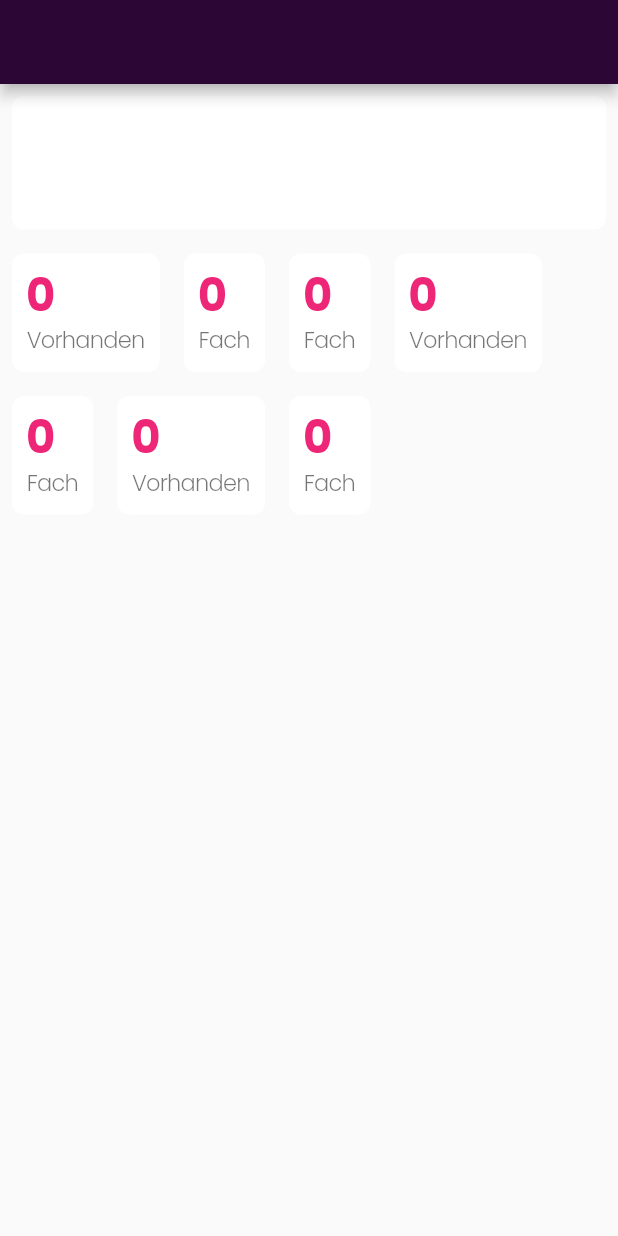
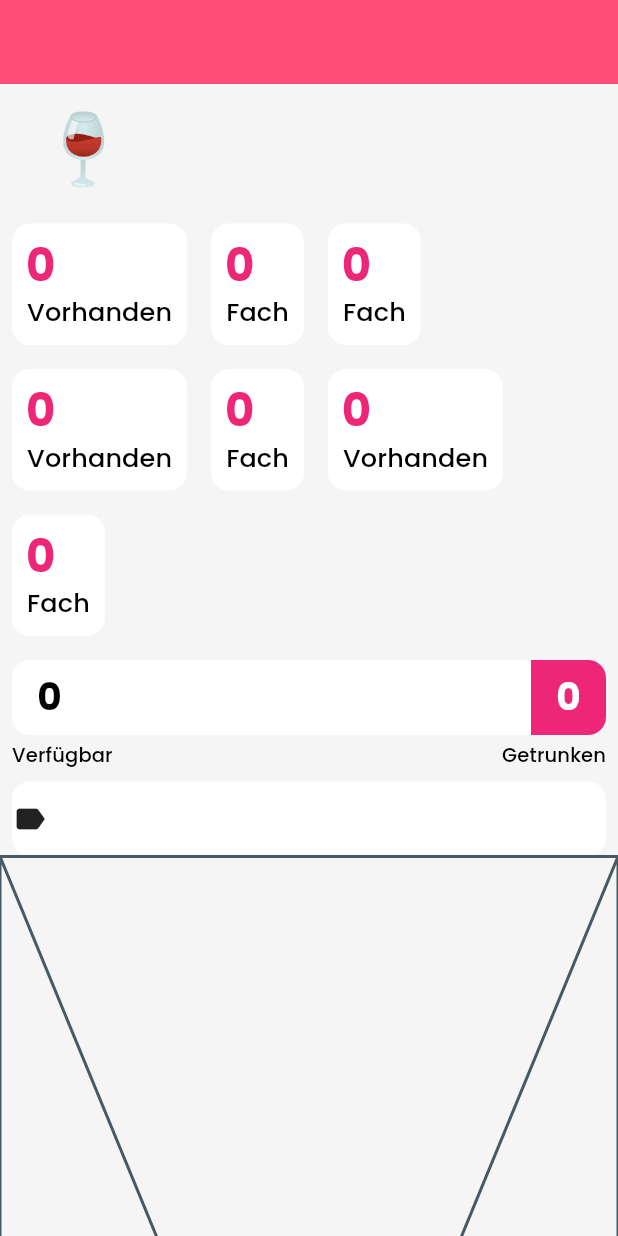
Before and after one commit to felixwollmann/weindb-app, a Flutter app: the WeinPage screen opened directly with empty values, on a phone screen of 412 x 824 dp. Run offline on Flutter 3.47's test engine with Material 2 defaults, Android fonts, the phone set to English and light mode, and no system bars; our stand-ins replace equatable, flutter_bloc, flutter_markdown, google_fonts, hydrated_bloc, shared_preferences; accounts and stored records are empty; network calls fail.

Commit message:
Worked on UI once again - Improved the colorScheme - Added a widget to display how many wine bottles are left

```diff
--- a/lib/main.dart
+++ b/lib/main.dart
@@ -73,8 +73,8 @@ class App extends StatelessWidget {
         // ),
       ],
       child: MaterialApp(
-        theme: theme.themeDataLight,
-        darkTheme: theme.themeDataDark,
+        theme: theme.theme(Brightness.light),
+        darkTheme: theme.theme(Brightness.dark),
         themeMode: ThemeMode.system,
         title: 'Wein-Datenbank',
         home: home.Page(),
--- /dev/null
+++ b/lib/theme/constants.dart
@@ -0,0 +1,2 @@
+const double kBorderRadius = 12;
+const double kDefaultPadding = 8.0;
--- /dev/null
+++ b/lib/widgets/InformationDisplay.dart
@@ -0,0 +1,27 @@
+import 'package:flutter/material.dart';
+import 'package:weindb/theme/constants.dart';
+
+class InformationDisplay extends StatelessWidget {
+  const InformationDisplay({ Key? key }) : super(key: key);
+
+  @override
+  Widget build(BuildContext context) {
+
+    var theme = Theme.of(context);
+    return Padding(
+      padding: const EdgeInsets.only(right: kDefaultPadding, left: kDefaultPadding),
+      child: Container(
+        decoration: BoxDecoration(
+          color: theme.colorScheme.surface,
+          borderRadius: BorderRadius.circular(kBorderRadius),
+        ),
+        height: 50,
+        child: Row(
+          children: [
+            Icon(Icons.label)
+          ],
+        ),
+      ),
+    );
+  }
+}
--- a/lib/widgets/SmallCard.dart
+++ b/lib/widgets/SmallCard.dart
@@ -1,4 +1,5 @@
 import 'package:flutter/material.dart';
+import 'package:weindb/theme/constants.dart';
 
 class SmallCard extends StatelessWidget {
   const SmallCard({
@@ -17,7 +18,7 @@ class SmallCard extends StatelessWidget {
     var textTheme = theme.textTheme;
 
     return Padding(
-      padding: const EdgeInsets.all(8.0),
+      padding: const EdgeInsets.all(kDefaultPadding),
       child: Container(
         padding: const EdgeInsets.fromLTRB(10, 16, 10, 10),
         child: Column(
@@ -40,10 +41,10 @@ class SmallCard extends StatelessWidget {
                 child: Text(
                   subtitle,
                   maxLines: 1,
-                  style: textTheme.displayMedium!.copyWith(
+                  style: textTheme.subtitle2!.copyWith(
                     // color: theme.textTheme.,
                     // fontWeight: FontWeight.w900,
-                    fontSize: 15,
+                    fontSize: 17,
                   ),
                 ),
               ),
@@ -51,7 +52,7 @@ class SmallCard extends StatelessWidget {
           ],
         ),
         decoration: BoxDecoration(
-          borderRadius: BorderRadius.circular(8),
+          borderRadius: BorderRadius.circular(kBorderRadius),
           color: cardColor,
         ),
       ),
--- /dev/null
+++ b/lib/widgets/WeinAvailabilityDisplay.dart
@@ -0,0 +1,85 @@
+import 'package:flutter/material.dart';
+import 'package:weindb/theme/constants.dart';
+
+class WeinAwavilibityDisplay extends StatelessWidget {
+  const WeinAwavilibityDisplay(
+      {required this.drunken, required this.available, Key? key})
+      : super(key: key);
+
+  final int available;
+  final int drunken;
+
+  @override
+  Widget build(BuildContext context) {
+    var theme = Theme.of(context);
+    return Padding(
+      padding: const EdgeInsets.all(kDefaultPadding),
+      child: Column(
+        children: [
+          Container(
+            clipBehavior: Clip.antiAlias,
+            // constraints: BoxConstraints(minHeight: 50),
+            height: 50,
+            decoration: BoxDecoration(
+              borderRadius: BorderRadius.circular(kBorderRadius),
+              color: theme.cardColor,
+            ),
+            // padding: EdgeInsets.all(8),
+            child: Row(
+              mainAxisSize: MainAxisSize.max,
+              children: [
+                text(context, '$available', available > 0),
+                Expanded(
+                  child: Row(
+                    mainAxisSize: MainAxisSize.max,
+                    children: [
+                      Expanded(
+                        flex: available,
+                        child: Container(
+                            color: Theme.of(context).colorScheme.primary),
+                      ),
+                      Expanded(
+                        flex: drunken,
+                        child: Container(),
+                      )
+                    ],
+                  ),
+                ),
+                text(context, '$drunken', drunken == 0),
+              ],
+            ),
+          ),
+          SizedBox(
+            height: 4,
+          ),
+          Row(
+            children: [
+              Text(
+                'Verfügbar',
+                style: theme.textTheme.subtitle2,
+              ),
+              Spacer(),
+              Text('Getrunken', style: theme.textTheme.subtitle2),
+            ],
+          )
+        ],
+      ),
+    );
+  }
+
+  Widget text(BuildContext context, String string, bool isOn) {
+    var theme = Theme.of(context);
+    return Container(
+      child: Text(
+        string,
+        style: theme.textTheme.displaySmall!.copyWith(
+          color: isOn ? theme.colorScheme.onPrimary : theme.colorScheme.onSurface,
+          fontSize: 25,
+        ),
+      ),
+      alignment: Alignment.center,
+      width: 50,
+      color: isOn ? theme.colorScheme.primary : Colors.transparent,
+    );
+  }
+}
--- a/lib/widgets/pages/WeinPage.dart
+++ b/lib/widgets/pages/WeinPage.dart
@@ -1,4 +1,6 @@
 import 'package:flutter/material.dart';
+import 'package:weindb/widgets/InformationDisplay.dart';
+import 'package:weindb/widgets/WeinAvailabilityDisplay.dart';
 
 import '../../models/models.dart';
 import '../SmallCard.dart';
@@ -15,23 +17,20 @@ class WeinPage extends StatelessWidget {
     var textTheme = theme.textTheme;
 
     return Scaffold(
-      appBar: AppBar(
+      body: CustomScrollView(
+        slivers: [
+          SliverAppBar(
             title: Text(weinModel.toString()),
+            floating: true,
           ),
-      body: ListView(
-        children: [
+          SliverList(
+            delegate: SliverChildListDelegate(
+              [
                 Padding(
-            padding: const EdgeInsets.all(8),
-            child: Container(
-              padding: const EdgeInsets.all(10),
+                  padding: const EdgeInsets.all(8.0),
                   child: Text(
-                weinModel.toString(),
-                style: Theme.of(context).textTheme.headline3,
-              ),
-              decoration: BoxDecoration(
-                borderRadius: BorderRadius.circular(8),
-                color: cardColor,
-              ),
+                    '${weinModel} 🍷',
+                    style: textTheme.headline3,
                   ),
                 ),
                 Wrap(
@@ -39,7 +38,8 @@ class WeinPage extends StatelessWidget {
                   alignment: WrapAlignment.start,
                   children: [
                     SmallCard(
-                  title: weinModel.anzahl.toString(), subtitle: 'Vorhanden'),
+                        title: weinModel.anzahl.toString(),
+                        subtitle: 'Vorhanden'),
                     SmallCard(
                       title: weinModel.fach.toString(),
                       subtitle: 'Fach',
@@ -51,17 +51,22 @@ class WeinPage extends StatelessWidget {
                       subtitle: 'Fach',
                     ),
                     SmallCard(
-                  title: weinModel.anzahl.toString(), subtitle: 'Vorhanden'),
+                        title: weinModel.anzahl.toString(),
+                        subtitle: 'Vorhanden'),
                     SmallCard(
                       title: weinModel.fach.toString(),
                       subtitle: 'Fach',
                     ),
                     SmallCard(
-                  title: weinModel.anzahl.toString(), subtitle: 'Vorhanden'),
+                        title: weinModel.anzahl.toString(),
+                        subtitle: 'Vorhanden'),
                     SmallCard(
                       title: weinModel.fach.toString(),
                       subtitle: 'Fach',
                     ),
+                    WeinAwavilibityDisplay(drunken: weinModel.getrunken, available: weinModel.anzahl),
+                    InformationDisplay(),
+                    Placeholder(fallbackHeight: 1000,)
                     // Expanded(
                     //   child: Container(
                     //     child: Text(weinModel.anzahl.toString()),
@@ -72,7 +77,10 @@ class WeinPage extends StatelessWidget {
                     //   ),
                     // ),
                   ],
-          )
+                ),
+              ],
+            ),
+          ),
         ],
       ),
     );
```
Also changed, not shown: lib/new main.dart (+5 -7 lines), lib/theme/theme.dart (+104 -63 lines). Lines whose indentation alone changed are shown as unchanged.
